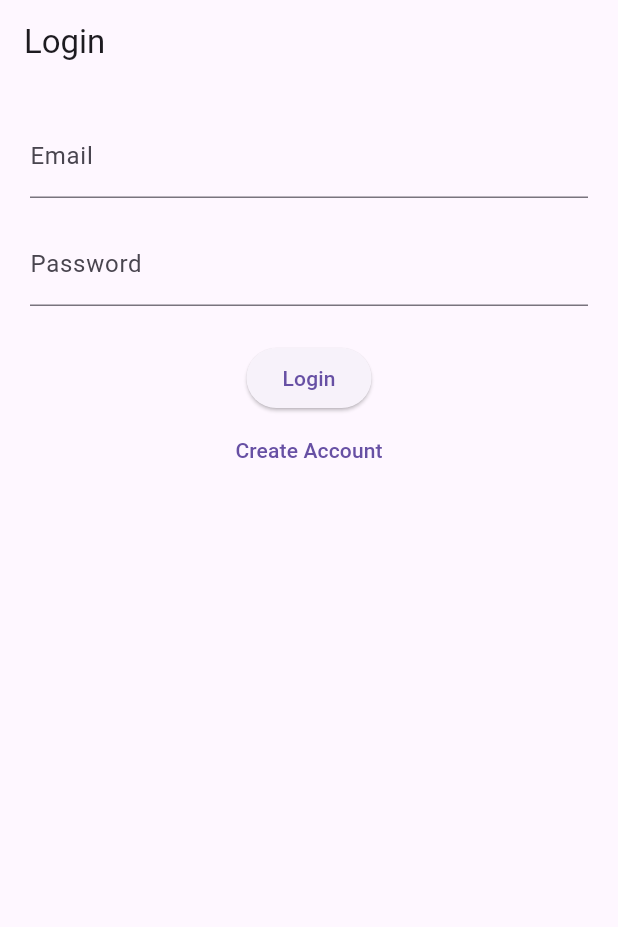
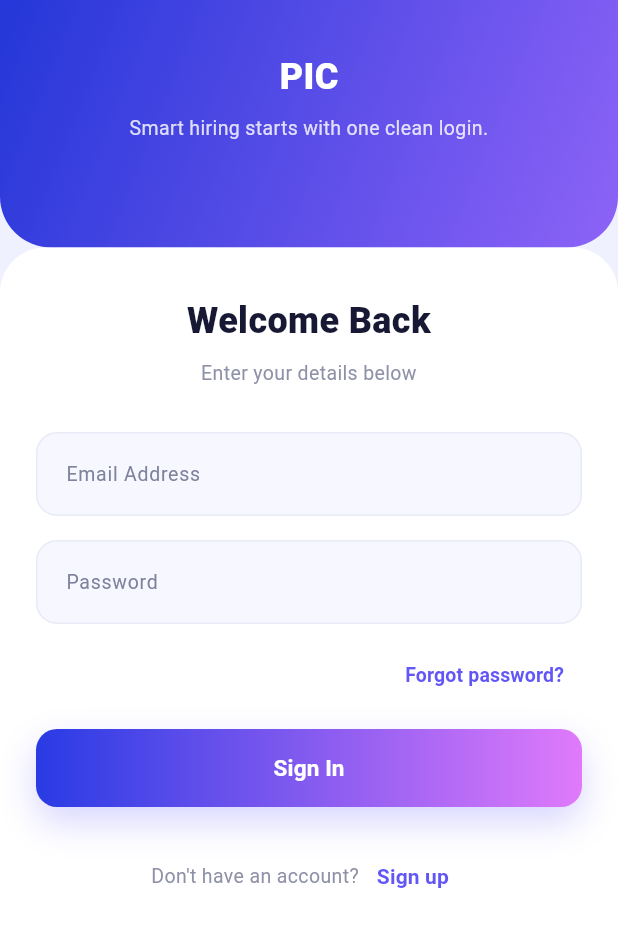
Before and after one commit to MrPusitCH/Pic_app, a Flutter app: the screen it shows after launch, on a phone screen of 412 x 824 dp. Shown: the top 927 px of the screen. Run offline on Flutter 3.47's test engine with Material 3 defaults, Android fonts, the phone set to English and light mode, and no system bars.

Commit message:
Edit auth page styles

```diff
--- a/lib/views/auth/auth_view.dart
+++ b/lib/views/auth/auth_view.dart
@@ -1,2 +1,5 @@
 export 'page/login_view.dart';
 export 'page/signup_view.dart';
+export 'widget/auth_layout.dart';
+export 'widget/auth_text_field.dart';
+export 'widget/gradient_auth_button.dart';
--- a/lib/views/auth/page/login_view.dart
+++ b/lib/views/auth/page/login_view.dart
@@ -1,4 +1,7 @@
 import 'package:flutter/material.dart';
+import '../widget/auth_layout.dart';
+import '../widget/auth_text_field.dart';
+import '../widget/gradient_auth_button.dart';
 
 class LoginView extends StatefulWidget {
   const LoginView({super.key});
@@ -18,67 +21,77 @@ class _LoginViewState
       TextEditingController();
 
   @override
+  void dispose() {
+    emailController.dispose();
+    passwordController.dispose();
+    super.dispose();
+  }
+
+  @override
   Widget build(BuildContext context) {
-
-    return Scaffold(
-      appBar: AppBar(
-        title: const Text("Login"),
-      ),
-      body: Padding(
-        padding:
-            const EdgeInsets.all(20),
-        child: Column(
-          children: [
-
-            TextField(
-              controller:
-                  emailController,
-              decoration:
-                  const InputDecoration(
-                labelText: "Email",
+    return AuthLayout(
+      title: "Welcome Back",
+      subtitle: "Smart hiring starts with one clean login.",
+      children: [
+        AuthTextField(
+          controller: emailController,
+          label: "Email Address",
+          hintText: "test@test.com",
+          keyboardType: TextInputType.emailAddress,
+        ),
+        const SizedBox(height: 16),
+        AuthTextField(
+          controller: passwordController,
+          label: "Password",
+          hintText: "123456",
+          obscureText: true,
+        ),
+        const SizedBox(height: 10),
+        Align(
+          alignment: Alignment.centerRight,
+          child: TextButton(
+            onPressed: () {},
+            child: const Text(
+              "Forgot password?",
+              style: TextStyle(
+                color: Color(0xFF6256F6),
+                fontSize: 13,
+                fontWeight: FontWeight.w600,
               ),
             ),
-
-            const SizedBox(
-              height: 16,
-            ),
-
-            TextField(
-              controller:
-                  passwordController,
-              obscureText: true,
-              decoration:
-                  const InputDecoration(
-                labelText: "Password",
+          ),
+        ),
+        const SizedBox(height: 12),
+        GradientAuthButton(
+          label: "Sign In",
+          onPressed: () {},
+        ),
+        const SizedBox(height: 22),
+        Row(
+          mainAxisAlignment: MainAxisAlignment.center,
+          children: [
+            const Text(
+              "Don't have an account?",
+              style: TextStyle(
+                color: Color(0xFF8E91A7),
+                fontSize: 13,
               ),
             ),
-
-            const SizedBox(
-              height: 24,
-            ),
-
-            ElevatedButton(
-              onPressed: () {
-
-              },
-              child:
-                  const Text("Login"),
-            ),
-
             TextButton(
               onPressed: () {
-                Navigator.pushNamed(
-                  context,
-                  "/signup",
-                );
+                Navigator.pushNamed(context, "/signup");
               },
               child: const Text(
-                "Create Account",
+                "Sign up",
+                style: TextStyle(
+                  color: Color(0xFF6256F6),
+                  fontWeight: FontWeight.w700,
+                ),
               ),
             ),
           ],
         ),
-      ),
+      ],
     );
   }
 }
--- a/lib/views/auth/page/signup_view.dart
+++ b/lib/views/auth/page/signup_view.dart
@@ -1,4 +1,7 @@
 import 'package:flutter/material.dart';
+import '../widget/auth_layout.dart';
+import '../widget/auth_text_field.dart';
+import '../widget/gradient_auth_button.dart';
 
 class SignupView extends StatefulWidget {
   const SignupView({super.key});
@@ -11,6 +14,9 @@ class SignupView extends StatefulWidget {
 class _SignupViewState
     extends State<SignupView> {
 
+  final nameController =
+      TextEditingController();
+
   final emailController =
       TextEditingController();
 
@@ -18,57 +24,70 @@ class _SignupViewState
       TextEditingController();
 
   @override
+  void dispose() {
+    nameController.dispose();
+    emailController.dispose();
+    passwordController.dispose();
+    super.dispose();
+  }
+
+  @override
   Widget build(BuildContext context) {
-
-    return Scaffold(
-      appBar: AppBar(
-        title: const Text(
-          "Sign Up",
+    return AuthLayout(
+      title: "Get started free.",
+      subtitle: "Create your account and build your profile.",
+      children: [
+        AuthTextField(
+          controller: nameController,
+          label: "Full Name",
+          hintText: "Your name",
+          keyboardType: TextInputType.name,
         ),
-      ),
-      body: Padding(
-        padding:
-            const EdgeInsets.all(20),
-        child: Column(
+        const SizedBox(height: 16),
+        AuthTextField(
+          controller: emailController,
+          label: "Email Address",
+          hintText: "hello@example.com",
+          keyboardType: TextInputType.emailAddress,
+        ),
+        const SizedBox(height: 16),
+        AuthTextField(
+          controller: passwordController,
+          label: "Password",
+          hintText: "Create a password",
+          obscureText: true,
+        ),
+        const SizedBox(height: 26),
+        GradientAuthButton(
+          label: "Sign up",
+          onPressed: () {},
+        ),
+        const SizedBox(height: 22),
+        Row(
+          mainAxisAlignment: MainAxisAlignment.center,
           children: [
-
-            TextField(
-              controller:
-                  emailController,
-              decoration:
-                  const InputDecoration(
-                labelText: "Email",
+            const Text(
+              "Already have an account?",
+              style: TextStyle(
+                color: Color(0xFF8E91A7),
+                fontSize: 13,
               ),
             ),
-
-            const SizedBox(
-              height: 16,
-            ),
-
-            TextField(
-              controller:
-                  passwordController,
-              obscureText: true,
-              decoration:
-                  const InputDecoration(
-                labelText: "Password",
+            TextButton(
+              onPressed: () {
+                Navigator.pop(context);
+              },
+              child: const Text(
+                "Sign in",
+                style: TextStyle(
+                  color: Color(0xFF6256F6),
+                  fontWeight: FontWeight.w700,
+                ),
               ),
-            ),
-
-            const SizedBox(
-              height: 24,
-            ),
-
-            ElevatedButton(
-              onPressed: () {
-
-              },
-              child:
-                  const Text("Sign Up"),
             ),
           ],
         ),
-      ),
+      ],
     );
   }
 }
--- /dev/null
+++ b/lib/views/auth/widget/auth_layout.dart
@@ -0,0 +1,106 @@
+import 'package:flutter/material.dart';
+
+class AuthLayout extends StatelessWidget {
+  final String title;
+  final String subtitle;
+  final List<Widget> children;
+
+  const AuthLayout({
+    super.key,
+    required this.title,
+    required this.subtitle,
+    required this.children,
+  });
+
+  @override
+  Widget build(BuildContext context) {
+    return Scaffold(
+      backgroundColor: const Color(0xFFF0F1FF),
+      body: SafeArea(
+        child: Column(
+          children: [
+            Container(
+              width: double.infinity,
+              padding: const EdgeInsets.fromLTRB(24, 34, 24, 70),
+              decoration: const BoxDecoration(
+                gradient: LinearGradient(
+                  begin: Alignment.topLeft,
+                  end: Alignment.bottomRight,
+                  colors: [
+                    Color(0xFF2437D8),
+                    Color(0xFF8D63F7),
+                  ],
+                ),
+                borderRadius: BorderRadius.only(
+                  bottomLeft: Radius.circular(34),
+                  bottomRight: Radius.circular(34),
+                ),
+              ),
+              child: Column(
+                children: [
+                  const Text(
+                    "PIC",
+                    style: TextStyle(
+                      color: Colors.white,
+                      fontSize: 24,
+                      fontWeight: FontWeight.w800,
+                    ),
+                  ),
+                  const SizedBox(height: 8),
+                  Text(
+                    subtitle,
+                    textAlign: TextAlign.center,
+                    style: TextStyle(
+                      color: Colors.white.withValues(alpha: 0.82),
+                      fontSize: 13,
+                    ),
+                  ),
+                ],
+              ),
+            ),
+            Expanded(
+              child: Container(
+                width: double.infinity,
+                padding: const EdgeInsets.fromLTRB(24, 32, 24, 24),
+                decoration: const BoxDecoration(
+                  color: Colors.white,
+                  borderRadius: BorderRadius.only(
+                    topLeft: Radius.circular(30),
+                    topRight: Radius.circular(30),
+                  ),
+                ),
+                child: SingleChildScrollView(
+                  child: Column(
+                    crossAxisAlignment: CrossAxisAlignment.stretch,
+                    children: [
+                      Text(
+                        title,
+                        textAlign: TextAlign.center,
+                        style: const TextStyle(
+                          color: Color(0xFF171833),
+                          fontSize: 24,
+                          fontWeight: FontWeight.w800,
+                        ),
+                      ),
+                      const SizedBox(height: 8),
+                      const Text(
+                        "Enter your details below",
+                        textAlign: TextAlign.center,
+                        style: TextStyle(
+                          color: Color(0xFF8E91A7),
+                          fontSize: 13,
+                        ),
+                      ),
+                      const SizedBox(height: 30),
+                      ...children,
+                    ],
+                  ),
+                ),
+              ),
+            ),
+          ],
+        ),
+      ),
+    );
+  }
+}
--- /dev/null
+++ b/lib/views/auth/widget/auth_text_field.dart
@@ -0,0 +1,56 @@
+import 'package:flutter/material.dart';
+
+class AuthTextField extends StatelessWidget {
+  final TextEditingController controller;
+  final String label;
+  final String hintText;
+  final bool obscureText;
+  final TextInputType? keyboardType;
+
+  const AuthTextField({
+    super.key,
+    required this.controller,
+    required this.label,
+    required this.hintText,
+    this.obscureText = false,
+    this.keyboardType,
+  });
+
+  @override
+  Widget build(BuildContext context) {
+    return TextField(
+      controller: controller,
+      obscureText: obscureText,
+      keyboardType: keyboardType,
+      decoration: InputDecoration(
+        labelText: label,
+        hintText: hintText,
+        filled: true,
+        fillColor: const Color(0xFFF7F8FF),
+        labelStyle: const TextStyle(
+          color: Color(0xFF7F829C),
+          fontSize: 13,
+        ),
+        hintStyle: const TextStyle(
+          color: Color(0xFFC1C4D6),
+          fontSize: 13,
+        ),
+        contentPadding: const EdgeInsets.symmetric(
+          horizontal: 16,
+          vertical: 16,
+        ),
+        enabledBorder: OutlineInputBorder(
+          borderRadius: BorderRadius.circular(14),
+          borderSide: const BorderSide(color: Color(0xFFE8EAF6)),
+        ),
+        focusedBorder: OutlineInputBorder(
+          borderRadius: BorderRadius.circular(14),
+          borderSide: const BorderSide(
+            color: Color(0xFF6051F7),
+            width: 1.4,
+          ),
+        ),
+      ),
+    );
+  }
+}
--- /dev/null
+++ b/lib/views/auth/widget/gradient_auth_button.dart
@@ -0,0 +1,54 @@
+import 'package:flutter/material.dart';
+
+class GradientAuthButton extends StatelessWidget {
+  final String label;
+  final VoidCallback onPressed;
+
+  const GradientAuthButton({
+    super.key,
+    required this.label,
+    required this.onPressed,
+  });
+
+  @override
+  Widget build(BuildContext context) {
+    return DecoratedBox(
+      decoration: BoxDecoration(
+        gradient: const LinearGradient(
+          colors: [
+            Color(0xFF293BE4),
+            Color(0xFFE07AFB),
+          ],
+        ),
+        borderRadius: BorderRadius.circular(14),
+        boxShadow: [
+          BoxShadow(
+            color: const Color(0xFF6158F7).withValues(alpha: 0.25),
+            blurRadius: 20,
+            offset: const Offset(0, 10),
+          ),
+        ],
+      ),
+      child: ElevatedButton(
+        onPressed: onPressed,
+        style: ElevatedButton.styleFrom(
+          elevation: 0,
+          backgroundColor: Colors.transparent,
+          shadowColor: Colors.transparent,
+          foregroundColor: Colors.white,
+          minimumSize: const Size.fromHeight(52),
+          shape: RoundedRectangleBorder(
+            borderRadius: BorderRadius.circular(14),
+          ),
+        ),
+        child: Text(
+          label,
+          style: const TextStyle(
+            fontSize: 15,
+            fontWeight: FontWeight.w700,
+          ),
+        ),
+      ),
+    );
+  }
+}
```
